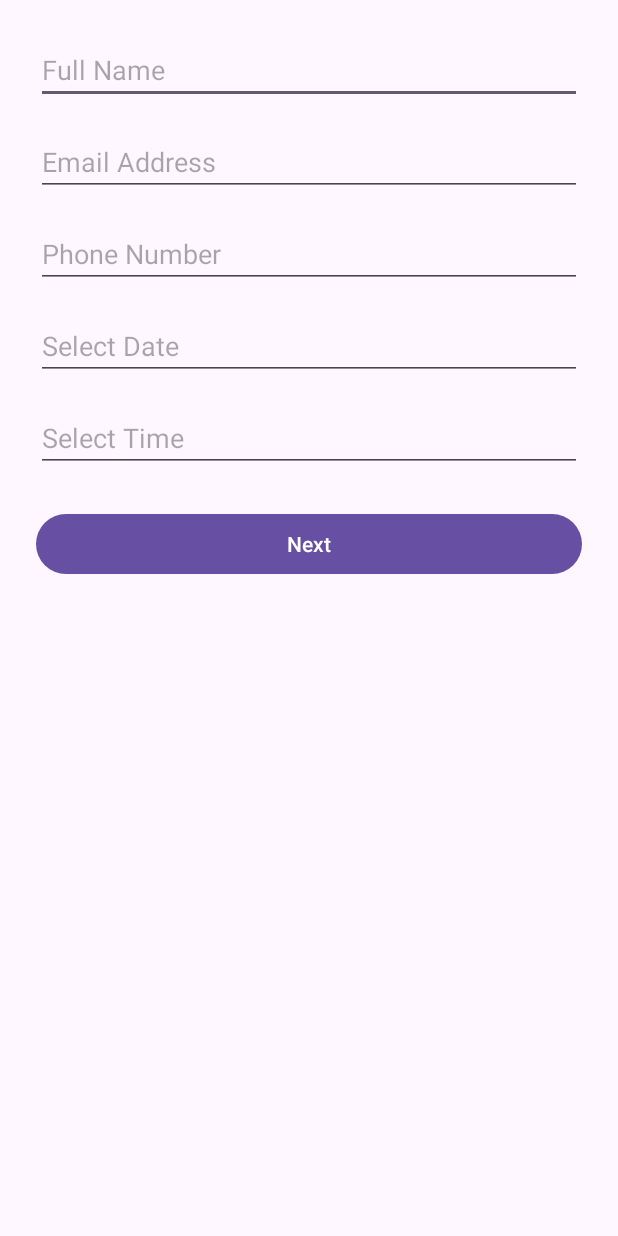
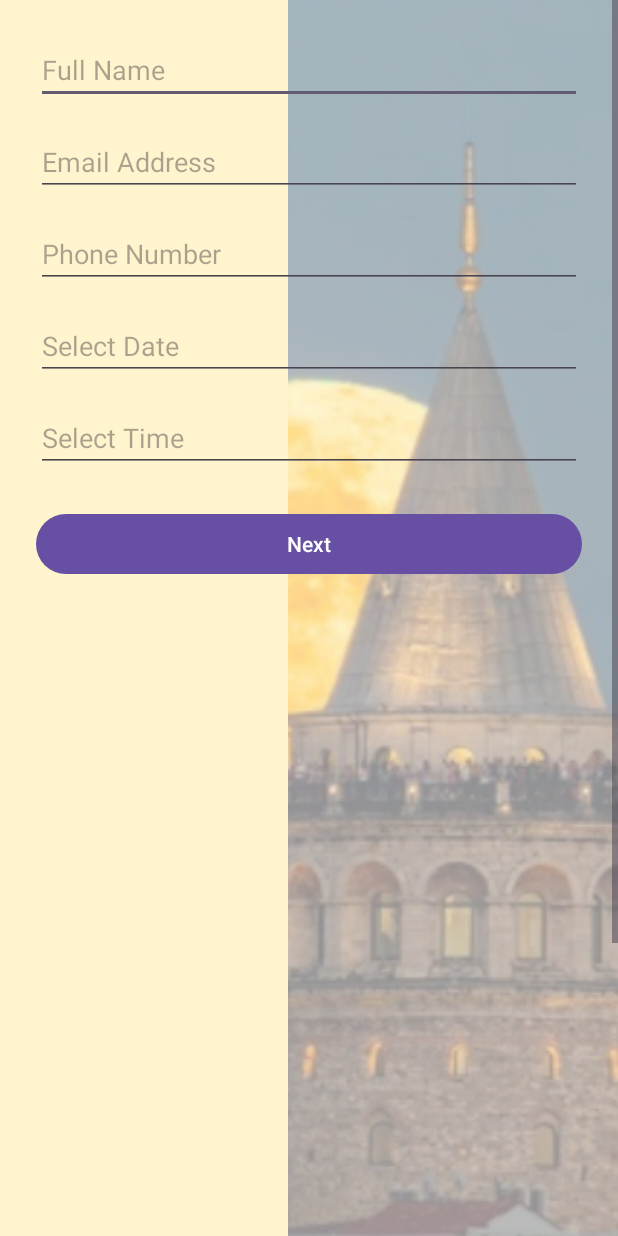
Before and after one commit to melikYalcinkaya/Menu_FineDining, an Android app: the MainActivity screen opened directly, with no data from a screen before it, after a tap on "Make a Reservation", on a phone screen of 412 x 824 dp. Run offline under Robolectric (Android 15) with nearby library versions, the phone set to English and light mode, and no system bars.

Commit message:
chore: finalize reservation and menu UIs, add background styling and navigation behavior

```diff
--- a/app/src/main/java/melik/yalcinkaya/menu_finedining/MainActivity.java
+++ b/app/src/main/java/melik/yalcinkaya/menu_finedining/MainActivity.java
@@ -17,6 +17,7 @@ import androidx.navigation.NavController;
 import androidx.navigation.fragment.NavHostFragment;
 
 import melik.yalcinkaya.menu_finedining.StartPage.ReservationFormActivity;
+import melik.yalcinkaya.menu_finedining.R;
 
 public class MainActivity extends AppCompatActivity {
     private NavController navController;
@@ -44,7 +45,7 @@ public class MainActivity extends AppCompatActivity {
         window.getDecorView().setSystemUiVisibility(View.SYSTEM_UI_FLAG_LAYOUT_STABLE);
         setTitle("Home");
 
-        // NavController setup (unchanged)
+        // NavController setup
         NavHostFragment navHostFragment = (NavHostFragment)
                 getSupportFragmentManager().findFragmentById(R.id.nav_host_fragment);
         if (navHostFragment != null) {
@@ -53,7 +54,7 @@ public class MainActivity extends AppCompatActivity {
             throw new NullPointerException("NavHostFragment is null!");
         }
 
-        // --- NEW: wire up your two buttons here ---
+        // Wire up your two buttons
         buttonReservation = findViewById(R.id.button_make_reservation);
         buttonMenu        = findViewById(R.id.button_view_menu);
 
@@ -66,5 +67,16 @@ public class MainActivity extends AppCompatActivity {
         buttonMenu.setOnClickListener(v -> {
             navController.navigate(R.id.dishesFragment);
         });
+
+        // Hide/show buttons based on destination
+        navController.addOnDestinationChangedListener((controller, destination, args) -> {
+            if (destination.getId() == R.id.dishesFragment) {
+                buttonMenu.setVisibility(View.GONE);
+                buttonReservation.setVisibility(View.GONE);
+            } else {
+                buttonMenu.setVisibility(View.VISIBLE);
+                buttonReservation.setVisibility(View.VISIBLE);
+            }
+        });
     }
 }
--- a/app/src/main/res/layout/activity_reservation_form.xml
+++ b/app/src/main/res/layout/activity_reservation_form.xml
@@ -3,60 +3,111 @@
     android:layout_width="match_parent"
     android:layout_height="match_parent">
 
-    <LinearLayout
-        android:orientation="vertical"
+    <androidx.constraintlayout.widget.ConstraintLayout
+        xmlns:app="http://schemas.android.com/apk/res-auto"
+        android:layout_width="match_parent"
+        android:layout_height="wrap_content"
+        android:background="#FFF4CE">   <!-- ⚠️ Add yellow background here -->
+
+        <!-- Background image -->
+        <ImageView
+            android:id="@+id/background_image"
+            android:layout_width="221dp"
+            android:layout_height="1100dp"
+            android:layout_marginTop="-10dp"
+            android:layout_marginEnd="-5dp"
+            android:layout_marginBottom="-10dp"
+            android:scaleType="centerCrop"
+            android:src="@drawable/seffaf10"
+            app:layout_constraintTop_toTopOf="parent"
+            app:layout_constraintStart_toStartOf="parent"
+            app:layout_constraintEnd_toEndOf="parent"
+            app:layout_constraintBottom_toBottomOf="parent"
+            app:layout_constraintDimensionRatio="2:1"
+            app:layout_constraintHorizontal_bias="0.981" />
+
+        <!-- Form container on top of image -->
+        <androidx.constraintlayout.widget.ConstraintLayout
+            android:layout_width="0dp"
+            android:layout_height="wrap_content"
             android:padding="24dp"
-        android:layout_width="match_parent"
-        android:layout_height="wrap_content">
+            android:background="@android:color/transparent"
+            app:layout_constraintTop_toTopOf="parent"
+            app:layout_constraintStart_toStartOf="parent"
+            app:layout_constraintEnd_toEndOf="parent">
 
+            <!-- Name -->
             <EditText
                 android:id="@+id/editTextName"
                 android:hint="Full Name"
                 android:inputType="textPersonName"
-            android:layout_width="match_parent"
-            android:layout_height="wrap_content" />
+                android:layout_width="0dp"
+                android:layout_height="wrap_content"
+                app:layout_constraintTop_toTopOf="parent"
+                app:layout_constraintStart_toStartOf="parent"
+                app:layout_constraintEnd_toEndOf="parent" />
 
+            <!-- Email -->
             <EditText
                 android:id="@+id/editTextEmail"
                 android:hint="Email Address"
                 android:inputType="textEmailAddress"
-            android:layout_width="match_parent"
+                android:layout_width="0dp"
                 android:layout_height="wrap_content"
-            android:layout_marginTop="16dp" />
+                android:layout_marginTop="16dp"
+                app:layout_constraintTop_toBottomOf="@id/editTextName"
+                app:layout_constraintStart_toStartOf="parent"
+                app:layout_constraintEnd_toEndOf="parent" />
 
+            <!-- Phone -->
             <EditText
                 android:id="@+id/editTextPhone"
                 android:hint="Phone Number"
                 android:inputType="phone"
-            android:layout_width="match_parent"
+                android:layout_width="0dp"
                 android:layout_height="wrap_content"
-            android:layout_marginTop="16dp" />
+                android:layout_marginTop="16dp"
+                app:layout_constraintTop_toBottomOf="@id/editTextEmail"
+                app:layout_constraintStart_toStartOf="parent"
+                app:layout_constraintEnd_toEndOf="parent" />
 
-        <!-- New: Date field -->
+            <!-- Date -->
             <EditText
                 android:id="@+id/editTextDate"
                 android:hint="Select Date"
                 android:focusable="false"
                 android:clickable="true"
-            android:layout_width="match_parent"
+                android:layout_width="0dp"
                 android:layout_height="wrap_content"
-            android:layout_marginTop="16dp" />
+                android:layout_marginTop="16dp"
+                app:layout_constraintTop_toBottomOf="@id/editTextPhone"
+                app:layout_constraintStart_toStartOf="parent"
+                app:layout_constraintEnd_toEndOf="parent" />
 
-        <!-- New: Time field -->
+            <!-- Time -->
             <EditText
                 android:id="@+id/editTextTime"
                 android:hint="Select Time"
                 android:focusable="false"
                 android:clickable="true"
-            android:layout_width="match_parent"
+                android:layout_width="0dp"
                 android:layout_height="wrap_content"
-            android:layout_marginTop="16dp" />
+                android:layout_marginTop="16dp"
+                app:layout_constraintTop_toBottomOf="@id/editTextDate"
+                app:layout_constraintStart_toStartOf="parent"
+                app:layout_constraintEnd_toEndOf="parent" />
 
+            <!-- Next Button -->
             <Button
                 android:id="@+id/buttonNext"
                 android:text="Next"
+                android:layout_width="0dp"
+                android:layout_height="wrap_content"
                 android:layout_marginTop="24dp"
-            android:layout_width="match_parent"
-            android:layout_height="wrap_content"/>
-    </LinearLayout>
+                app:layout_constraintTop_toBottomOf="@id/editTextTime"
+                app:layout_constraintStart_toStartOf="parent"
+                app:layout_constraintEnd_toEndOf="parent" />
+
+        </androidx.constraintlayout.widget.ConstraintLayout>
+    </androidx.constraintlayout.widget.ConstraintLayout>
 </ScrollView>
```
Also changed, not shown: app/src/main/java/melik/yalcinkaya/menu_finedining/dishes/DishesFragment.java (+25 -12 lines), app/src/main/res/layout/fragment_dishes.xml (+25 -11 lines). Lines whose indentation alone changed are shown as unchanged.
